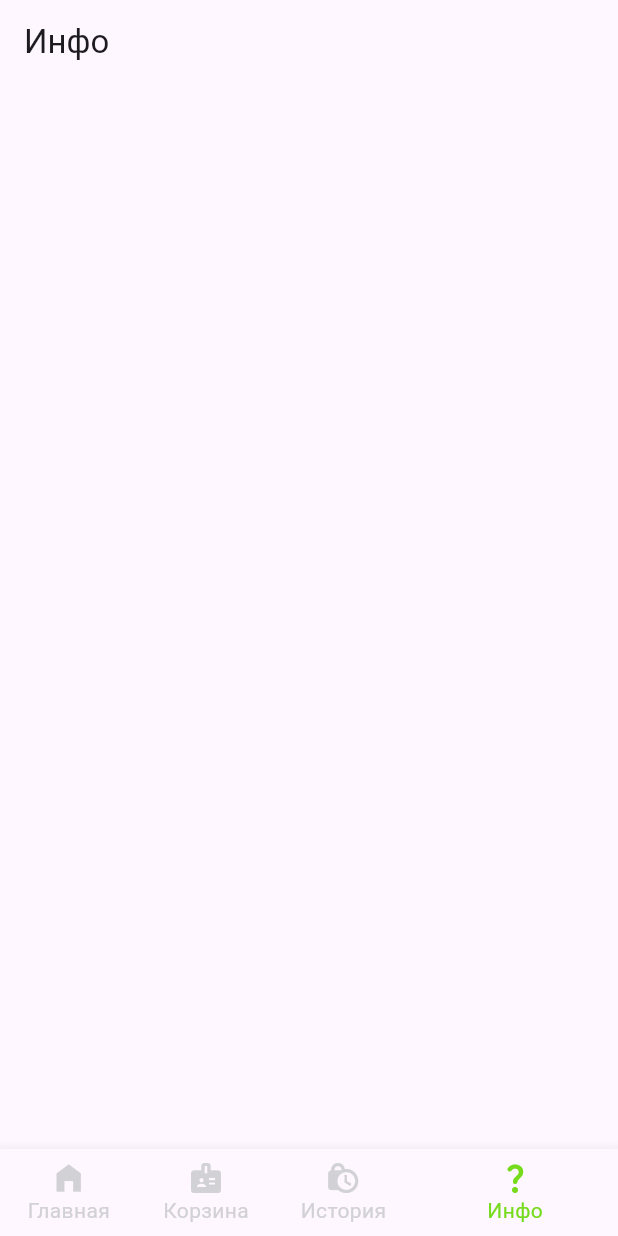
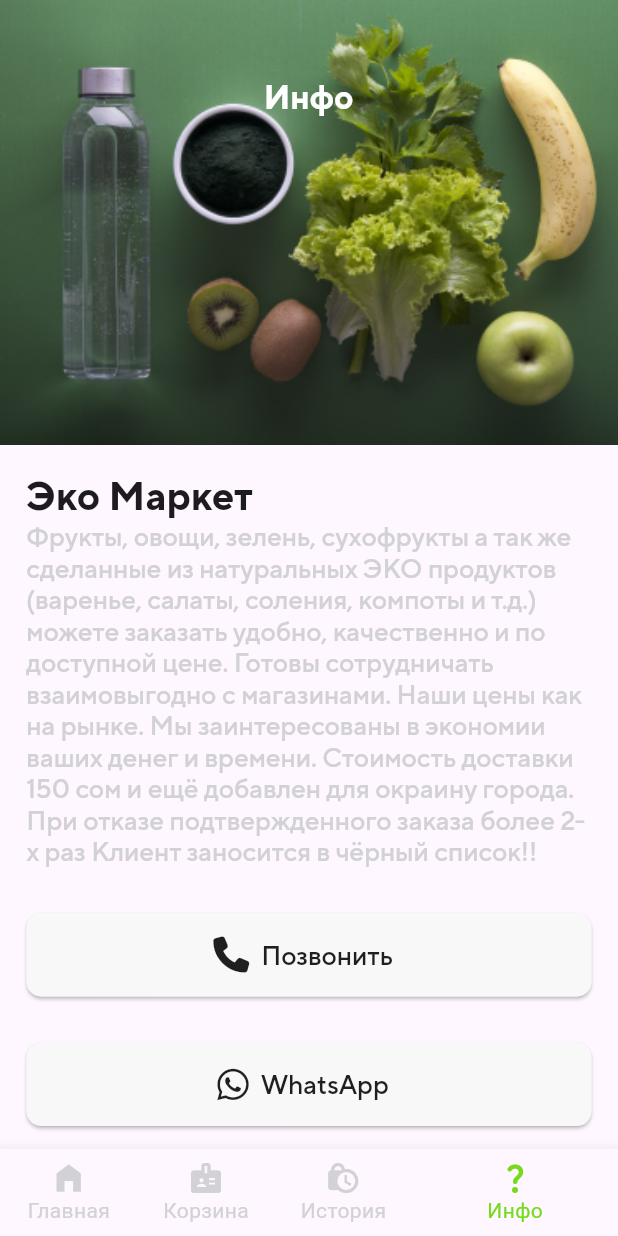
Before and after one commit to Zhanysh-Amanatov/neobookChallenge, a Flutter app: the screen it shows after launch, item 4 of the bottom bar chosen, on a phone screen of 412 x 824 dp. Run offline on Flutter 3.47's test engine with Material 3 defaults, Android fonts, the light colour scheme and no system bars; our stand-ins replace flutter_screenutil, font_awesome_flutter; network calls fail.

Commit message:
Finished info,product_details screens

```diff
--- a/lib/main.dart
+++ b/lib/main.dart
@@ -1,9 +1,11 @@
 /*External dependecies */
-import 'package:ecomarket/screens/products_list/info_screen.dart';
 import 'package:flutter/material.dart';
 import 'package:flutter_screenutil/flutter_screenutil.dart';
 /*Local dependencies */
+import 'package:ecomarket/screens/cart_screen.dart';
+import 'package:ecomarket/screens/order_history_screen.dart';
 import 'package:ecomarket/screens/product_categories_screen.dart';
+import 'package:ecomarket/screens/products_list/info_screen.dart';
 import 'package:ecomarket/screens/products_list/product_list_screen.dart';
 import 'package:ecomarket/theme.dart';
 
@@ -28,7 +30,10 @@
             initialRoute: '/',
             routes: {
               '/': (context) => const ProductCategories(),
-              '/productList': (context) => const ProductList()
+              '/productList': (context) => const ProductList(),
+              '/cartscreen': (context) => const CartScreen(),
+              'orderhistoryscreen': (context) => const OrderHistoryScreen(),
+              '/infoscreen': (context) => const InfoScreen()
             },
           );
         });
--- a/lib/screens/product_categories_screen.dart
+++ b/lib/screens/product_categories_screen.dart
@@ -1,6 +1,8 @@
 // ignore_for_file: must_be_immutable
 /*External dependencies */
 import 'dart:convert';
+import 'package:ecomarket/screens/cart_screen.dart';
+import 'package:ecomarket/screens/order_history_screen.dart';
 import 'package:ecomarket/screens/products_list/info_screen.dart';
 import 'package:flutter/material.dart';
 import 'package:flutter_screenutil/flutter_screenutil.dart';
@@ -170,7 +172,9 @@ class _ProductCategoriesState extends State<ProductCategories> {
           ),
         );
       case 1:
-      // return const ProductCard(); // Use the appropriate widget for the second screen
+        return const CartScreen();
+      case 2:
+        return const OrderHistoryScreen();
       case 3:
         return const InfoScreen();
       default:
--- a/lib/screens/products_list/info_screen.dart
+++ b/lib/screens/products_list/info_screen.dart
@@ -1,6 +1,6 @@
 import 'package:flutter/material.dart';
 import 'package:flutter_screenutil/flutter_screenutil.dart';
-import 'package:flutter_svg/svg.dart';
+import 'package:font_awesome_flutter/font_awesome_flutter.dart';
 
 class InfoScreen extends StatelessWidget {
   const InfoScreen({super.key});
@@ -8,28 +8,72 @@ class InfoScreen extends StatelessWidget {
   @override
   Widget build(BuildContext context) {
     return Scaffold(
-      appBar: AppBar(
-        title: const Text('Инфо'),
-        // flexibleSpace: Container(
-        //   height: 300.h,
-        //   child: Image.asset(
-        //     'assets/images/info.png',
-        //     fit: BoxFit.cover,
-        //   ),
-        // ),
+      body: Stack(
+        children: [
+          Scaffold(
+            body: SingleChildScrollView(
+              child: Column(
+                children: [
+                  Image.asset(
+                    'assets/images/info.png',
+                    width: double.infinity,
+                    fit: BoxFit.cover,
+                  ),
+                  Padding(
+                    padding: EdgeInsets.all(16.w),
+                    child: Column(
+                      crossAxisAlignment: CrossAxisAlignment.start,
+                      children: [
+                        Text(
+                          'Эко Маркет',
+                          style: Theme.of(context).textTheme.headlineLarge,
+                        ),
+                        Text(
+                          'Фрукты, овощи, зелень, сухофрукты а так же сделанные из натуральных ЭКО продуктов (варенье, салаты, соления, компоты и т.д.) можете заказать удобно, качественно и по доступной цене. Готовы сотрудничать взаимовыгодно с магазинами. Наши цены как на рынке. Мы заинтересованы в экономии ваших денег и времени. Стоимость доставки 150 сом и ещё добавлен для окраину города. При отказе подтвержденного заказа более 2-х раз Клиент заносится в чёрный список!!',
+                          style: Theme.of(context).textTheme.displaySmall,
+                        ),
+                        SizedBox(height: 30.h),
+                        ElevatedButton.icon(
+                          icon: const FaIcon(
+                            FontAwesomeIcons.phone,
+                            size: 24,
+                          ),
+                          onPressed: () {},
+                          label: const Text('Позвонить'),
+                        ),
+                        SizedBox(height: 30.h),
+                        ElevatedButton.icon(
+                          icon: const FaIcon(
+                            FontAwesomeIcons.whatsapp,
+                            size: 24,
+                          ),
+                          onPressed: () {},
+                          label: const Text('WhatsApp'),
+                        ),
+                        SizedBox(height: 30.h),
+                        ElevatedButton.icon(
+                          icon: const FaIcon(
+                            FontAwesomeIcons.instagram,
+                            size: 24,
+                          ),
+                          onPressed: () {},
+                          label: const Text('Instagram'),
+                        ),
+                      ],
+                    ),
+                  ),
+                ],
+              ),
+            ),
+          ),
+          Positioned(
+            top: 50.h,
+            left: 160.w,
+            child:
+                Text('Инфо', style: Theme.of(context).textTheme.headlineMedium),
+          ),
+        ],
       ),
-      body: Column(children: [
-        Container(
-          decoration: BoxDecoration(
-              image:
-                  DecorationImage(image: AssetImage('assets/images/info.png'))),
-          // child: Image.asset(
-          // 'assets/images/info.png',
-          // width: double.infinity,
-          // fit: BoxFit.cover,
-          // ),
-        ),
-      ]),
     );
   }
 }
--- a/lib/theme.dart
+++ b/lib/theme.dart
@@ -56,4 +56,15 @@ final ThemeData myTheme = ThemeData(
         fontSize: 16.sp,
         color: const Color(0xFFD2D1D5)),
   )),
+  elevatedButtonTheme: ElevatedButtonThemeData(
+    style: ElevatedButton.styleFrom(
+        fixedSize: Size(343.w, 55.h),
+        backgroundColor: const Color(0xFFF8F8F8),
+        foregroundColor: const Color(0xFF1F1F1F),
+        shape: RoundedRectangleBorder(borderRadius: BorderRadius.circular(10)),
+        textStyle: TextStyle(
+          fontFamily: 'TTNormsPro-Medium',
+          fontSize: 16.sp,
+        )),
+  ),
 );
--- a/pubspec.yaml
+++ b/pubspec.yaml
@@ -37,6 +37,7 @@ dependencies:
   flutter_screenutil: ^5.9.0
   http: ^1.1.2
   flutter_svg: ^2.0.9
+  font_awesome_flutter: ^10.6.0
 
 dev_dependencies:
   flutter_test:
```
Also changed, not shown: lib/screens/cart_screen.dart (added, +19 -0 lines), lib/screens/helpers.dart (added, +11 -0 lines), lib/screens/order_history_screen.dart (added, +21 -0 lines), lib/screens/product_details_screen.dart (+31 -16 lines), lib/screens/product_list_screen.dart (+5 -21 lines), lib/screens/products_list/filtered_product_list_widget.dart (renamed from lib/screens/products_list/filtered_product_list.dart, +11 -12 lines), lib/screens/products_list/product_card.dart (+15 -7 lines), lib/screens/products_list/product_list_screen.dart (+9 -16 lines), lib/screens/products_list/product_search_bar_widget.dart (added, +21 -0 lines), lib/screens/products_list/product_segmented_control_widget.dart (renamed from lib/screens/products_list/segment_control.dart, +6 -14 lines), pubspec.lock.
